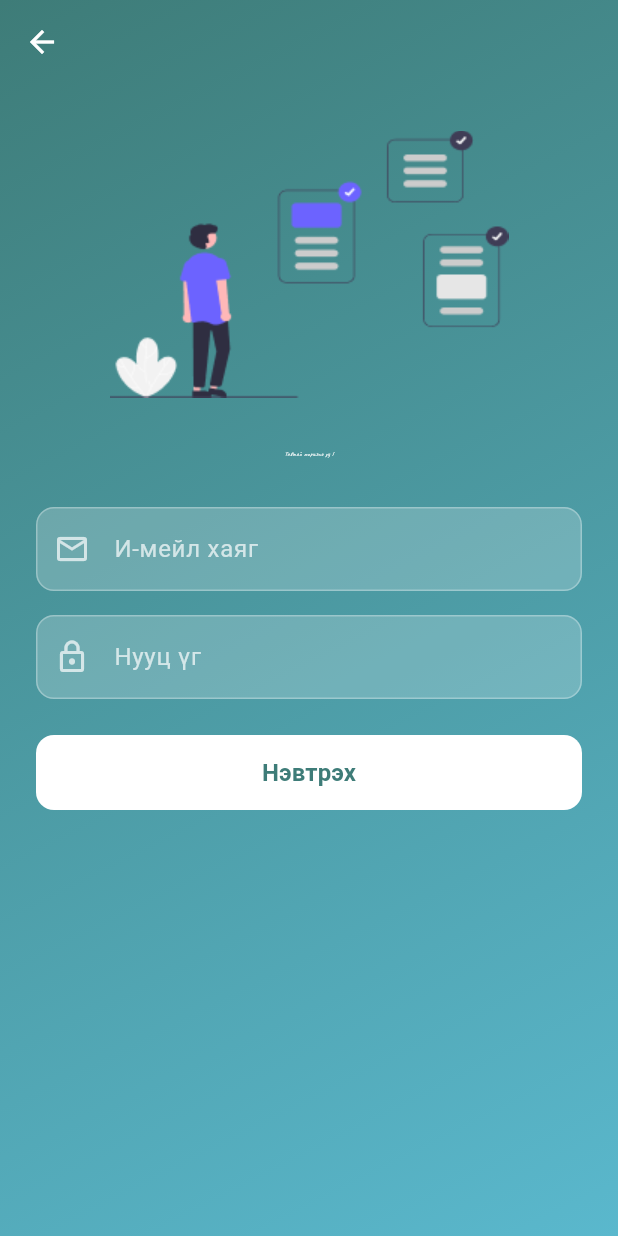
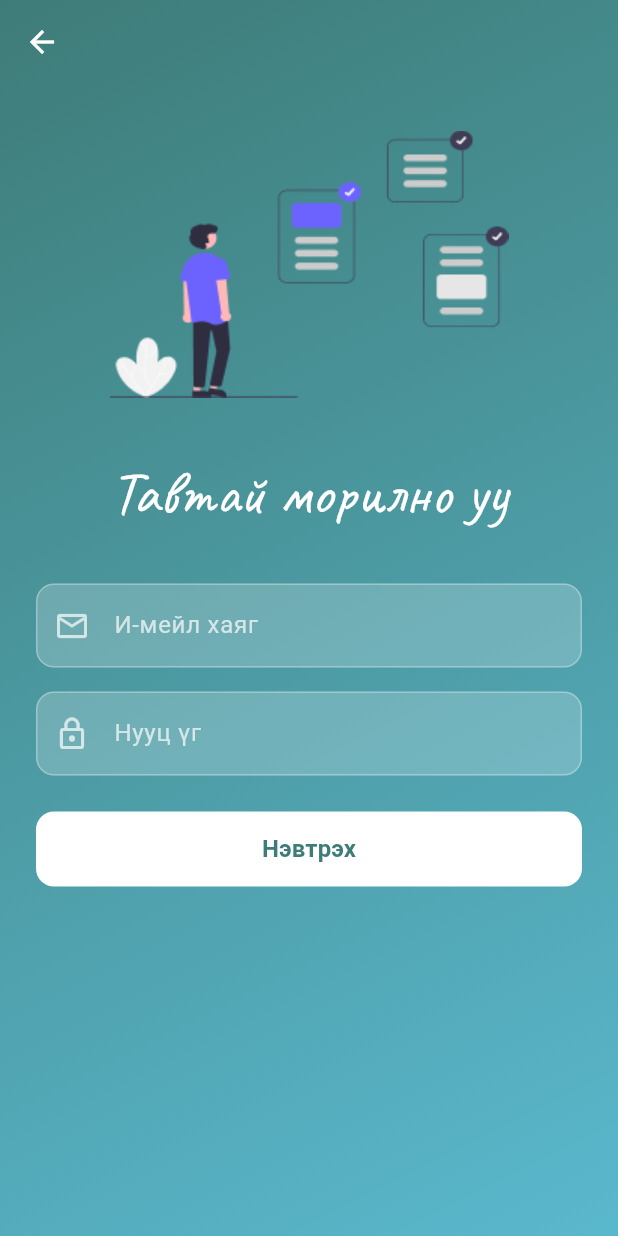
Before and after one commit to Shagai-555/financeApp, a Flutter app: the screen it shows after launch, after a tap on "Хэрэглэгчийн эрх бий юу? Нэвтрэх", on a phone screen of 412 x 824 dp. Run offline on Flutter 3.47's test engine with Material 3 defaults, Android fonts, the phone set to English and light mode, and no system bars; our stand-ins replace firebase_auth, firebase_core, google_fonts, toastification; accounts and stored records are empty; network calls fail.

Commit message:
change login welcome text

```diff
--- a/lib/screens/login.dart
+++ b/lib/screens/login.dart
@@ -141,9 +141,9 @@ class _LoginPageState extends State<LoginPage> {
                 ),
                 const SizedBox(height: 24),
                 Text(
-                  'Тавтай морилно уу !',
+                  'Тавтай морилно уу',
                   style: GoogleFonts.caveat(
-                    fontSize: 4,
+                    fontSize: 40,
                     color: Colors.white,
                     fontWeight: FontWeight.w400,
                   ),
```
